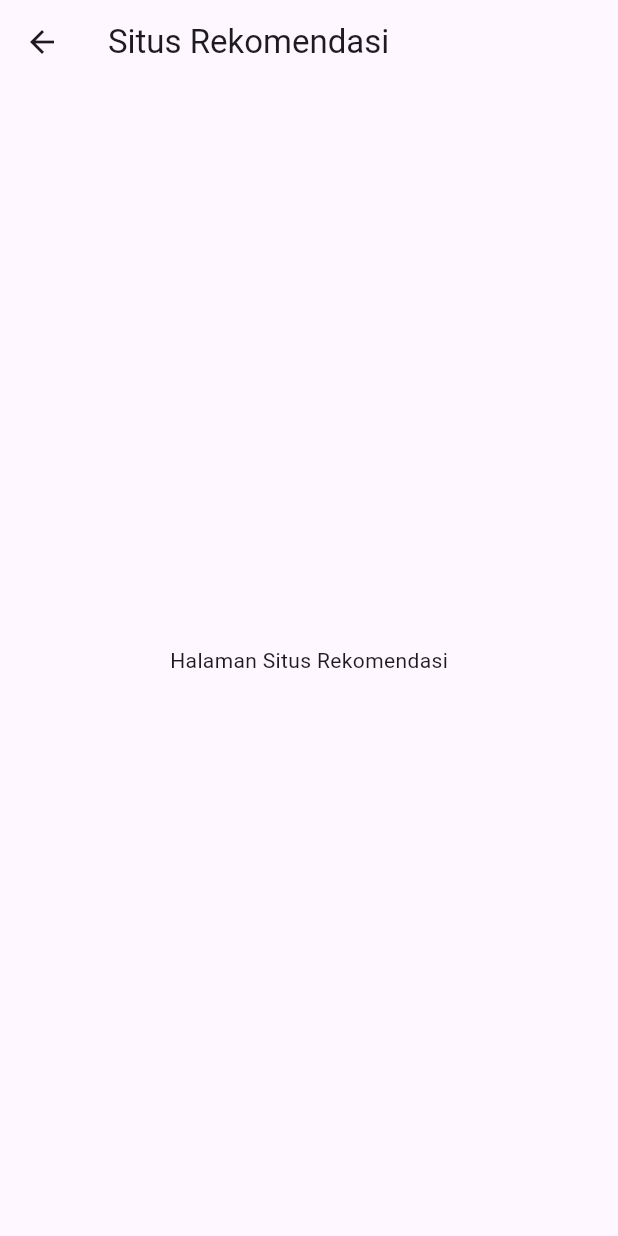
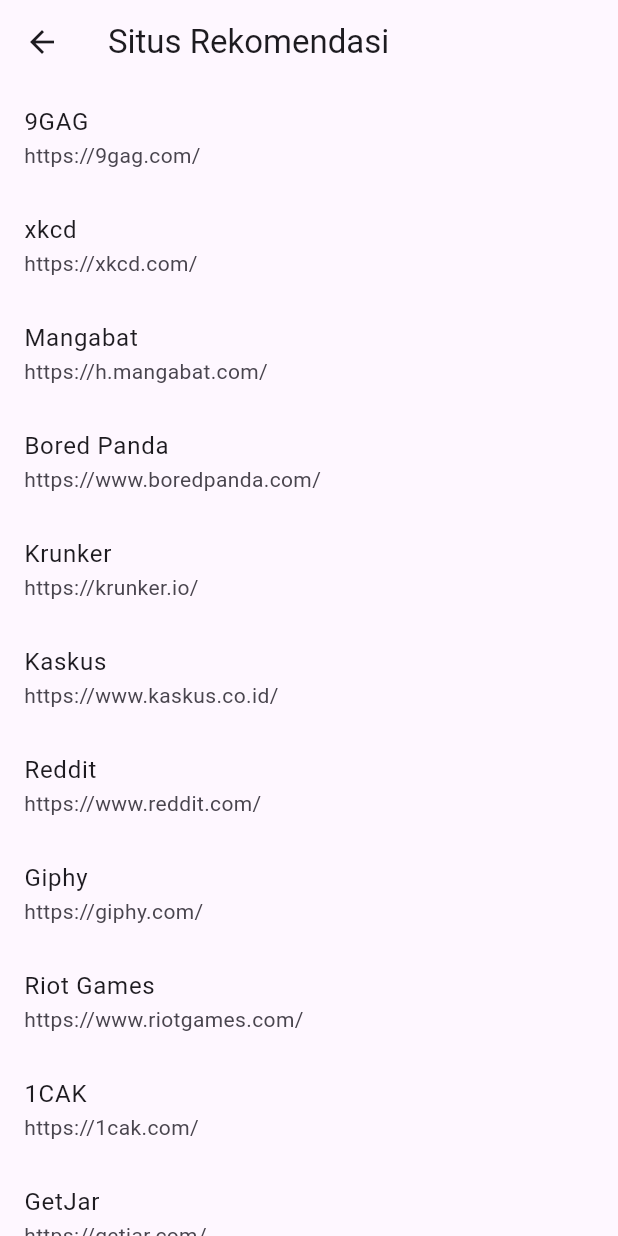
Before and after one commit to AdityaNugraha1/Mobile-Layout, a Flutter app: the SitusRekomendasiPage screen opened directly, on a phone screen of 412 x 824 dp. Run offline on Flutter 3.47's test engine with Material 3 defaults, Android fonts, the phone set to English and light mode, and no system bars.

Commit message:
situs rekomendasi

```diff
--- a/lib/my_home_page.dart
+++ b/lib/my_home_page.dart
@@ -1,6 +1,7 @@
 import 'dart:async';
 import 'package:flutter/material.dart';
 import 'package:flutter/services.dart';
+import 'package:url_launcher/url_launcher.dart';
 
 class HomePage extends StatefulWidget {
   const HomePage({Key? key}) : super(key: key);
@@ -164,7 +165,7 @@
   double area = 0.0;
   double perimeter = 0.0;
   String dropdownValue = 'Luas';
-  final int maxDigits = 10;
+  final int maxDigits = 15;
 
   @override
   void initState() {
@@ -351,14 +352,53 @@
 }
 
 class SitusRekomendasiPage extends StatelessWidget {
+  final List<Map<String, String>> situsRekomendasi = [
+    {"nama": "9GAG", "url": "https://9gag.com/"},
+    {"nama": "xkcd", "url": "https://xkcd.com/"},
+    {"nama": "Mangabat", "url": "https://h.mangabat.com/"},
+    {"nama": "Bored Panda", "url": "https://www.boredpanda.com/"},
+    {"nama": "Krunker", "url": "https://krunker.io/"},
+    {"nama": "Kaskus", "url": "https://www.kaskus.co.id/"},
+    {"nama": "Reddit", "url": "https://www.reddit.com/"},
+    {"nama": "Giphy", "url": "https://giphy.com/"},
+    {"nama": "Riot Games", "url": "https://www.riotgames.com/"},
+    {"nama": "1CAK", "url": "https://1cak.com/"},
+    {"nama": "GetJar", "url": "https://getjar.com/"},
+    {"nama": "Eagle Sealer", "url": "https://www.eaglesealer.com/"},
+    {"nama": "Kuyhaa", "url": "https://www.kuyhaa-me.com/"},
+    {"nama": "Y8 Games", "url": "https://www.y8.com/"},
+    {"nama": "Brilio", "url": "https://www.brilio.net/"},
+    {"nama": "The Oatmeal", "url": "https://theoatmeal.com/"},
+    {"nama": "Oasis de l'Aube", "url": "https://oasisdelaube.org/"},
+    {"nama": "Waptrick", "url": "https://waptrick.com/"},
+    {"nama": "Unsplash", "url": "https://unsplash.com/"},
+    {"nama": "WikiHow", "url": "https://www.wikihow.com/"},
+  ];
+
   @override
   Widget build(BuildContext context) {
     return Scaffold(
       appBar: AppBar(
         title: Text('Situs Rekomendasi'),
       ),
-      body: Center(
-        child: Text('Halaman Situs Rekomendasi'),
+      body: ListView.builder(
+        itemCount: situsRekomendasi.length,
+        itemBuilder: (BuildContext context, int index) {
+          return ListTile(
+            title: Text(situsRekomendasi[index]["nama"]!),
+            subtitle: Text(situsRekomendasi[index]["url"]!),
+            onTap: () async {
+              final url = situsRekomendasi[index]["url"]!;
+              if (await canLaunch(url)) {
+                await launch(url);
+              } else {
+                ScaffoldMessenger.of(context).showSnackBar(
+                  SnackBar(content: Text('Tidak dapat membuka ${situsRekomendasi[index]["nama"]}')),
+                );
+              }
+            },
+          );
+        },
       ),
     );
   }
--- a/pubspec.yaml
+++ b/pubspec.yaml
@@ -32,6 +32,7 @@
     sdk: flutter
   http: ^0.13.3
   animate_do: ^2.1.0
+  url_launcher: ^6.0.12
 
   # The following adds the Cupertino Icons font to your application.
   # Use with the CupertinoIcons class for iOS style icons.
```
Also changed, not shown: pubspec.lock, 4 other files.
